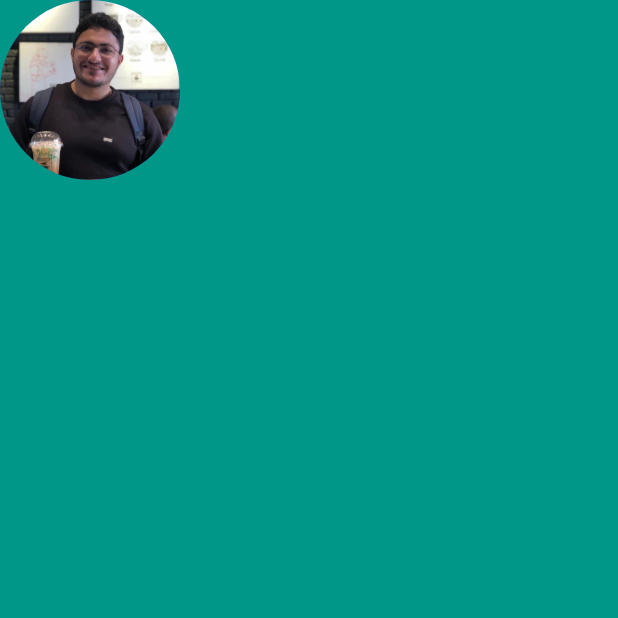
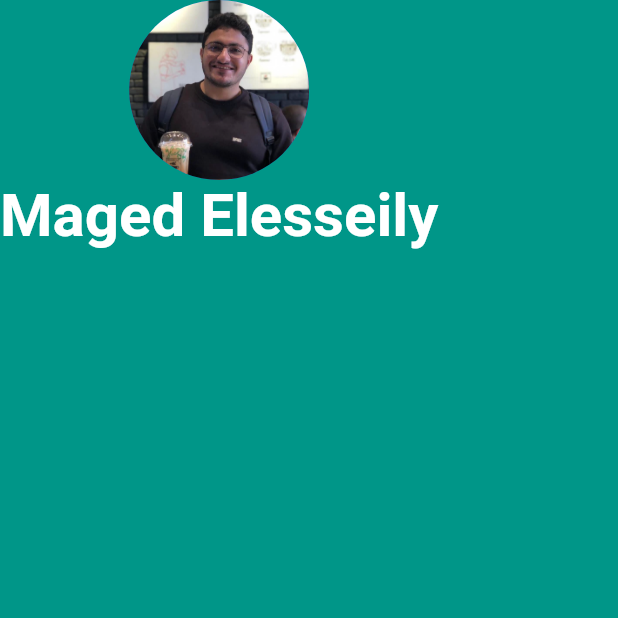
Before and after one commit to MagedGDEV/flutterApps, a Flutter app: the screen it shows after launch, on a phone screen of 412 x 824 dp, the top half of it. Run offline on Flutter 3.47's test engine with Material 2 defaults, Android fonts, the phone set to English and light mode, and no system bars.

Commit message:
Text style

```diff
--- a/mi_card/lib/main.dart
+++ b/mi_card/lib/main.dart
@@ -20,6 +20,13 @@ class MyApp extends StatelessWidget {
               radius: 60,
               backgroundImage: AssetImage('images/me.PNG'),
             ),
+            Text(
+              'Maged Elesseily',
+              style: TextStyle(
+                  fontSize: 40,
+                  color: Colors.white,
+                  fontWeight: FontWeight.bold),
+            ),
           ],
         )),
       ),
```
Also changed, not shown: 3 other files.
